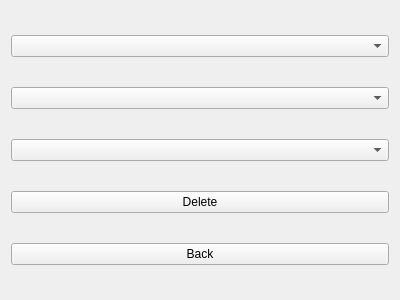
Before: the Qt Designer form Views/deletesoldierview.ui in MehmetHY/MilitaryOutpostManagement-Qt5, drawn with Qt 5.
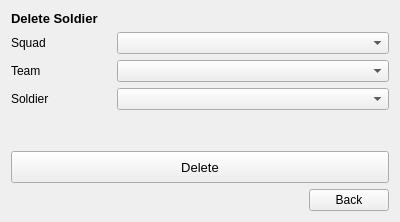
After: the same form once the commit is applied.

Commit message: rearranged delete soldier ui

What changed in the file:
```diff
--- a/Views/deletesoldierview.ui
+++ b/Views/deletesoldierview.ui
@@ -7,36 +7,178 @@
     <x>0</x>
     <y>0</y>
     <width>400</width>
-    <height>300</height>
+    <height>222</height>
    </rect>
   </property>
   <property name="windowTitle">
    <string>Form</string>
   </property>
   <layout class="QGridLayout" name="gridLayout">
-   <item row="0" column="0">
-    <widget class="QComboBox" name="squadComboBox"/>
+   <item row="1" column="0" colspan="3">
+    <layout class="QHBoxLayout" name="horizontalLayout_3">
+     <item>
+      <widget class="QLabel" name="label">
+       <property name="minimumSize">
+        <size>
+         <width>100</width>
+         <height>0</height>
+        </size>
+       </property>
+       <property name="text">
+        <string>Squad</string>
+       </property>
+      </widget>
+     </item>
+     <item>
+      <widget class="QComboBox" name="squadComboBox">
+       <property name="sizePolicy">
+        <sizepolicy hsizetype="Expanding" vsizetype="Fixed">
+         <horstretch>0</horstretch>
+         <verstretch>0</verstretch>
+        </sizepolicy>
+       </property>
+      </widget>
+     </item>
+    </layout>
    </item>
-   <item row="2" column="0">
-    <widget class="QComboBox" name="soldierComboBox"/>
+   <item row="3" column="0" rowspan="2" colspan="3">
+    <layout class="QHBoxLayout" name="horizontalLayout">
+     <item>
+      <widget class="QLabel" name="label_3">
+       <property name="minimumSize">
+        <size>
+         <width>100</width>
+         <height>0</height>
+        </size>
+       </property>
+       <property name="text">
+        <string>Soldier</string>
+       </property>
+      </widget>
+     </item>
+     <item>
+      <widget class="QComboBox" name="soldierComboBox">
+       <property name="sizePolicy">
+        <sizepolicy hsizetype="Expanding" vsizetype="Fixed">
+         <horstretch>0</horstretch>
+         <verstretch>0</verstretch>
+        </sizepolicy>
+       </property>
+      </widget>
+     </item>
+    </layout>
    </item>
-   <item row="1" column="0">
-    <widget class="QComboBox" name="teamComboBox"/>
+   <item row="2" column="0" colspan="3">
+    <layout class="QHBoxLayout" name="horizontalLayout_2">
+     <item>
+      <widget class="QLabel" name="label_2">
+       <property name="minimumSize">
+        <size>
+         <width>100</width>
+         <height>0</height>
+        </size>
+       </property>
+       <property name="text">
+        <string>Team</string>
+       </property>
+      </widget>
+     </item>
+     <item>
+      <widget class="QComboBox" name="teamComboBox">
+       <property name="sizePolicy">
+        <sizepolicy hsizetype="Expanding" vsizetype="Fixed">
+         <horstretch>0</horstretch>
+         <verstretch>0</verstretch>
+        </sizepolicy>
+       </property>
+      </widget>
+     </item>
+    </layout>
    </item>
-   <item row="3" column="0">
+   <item row="7" column="2">
+    <layout class="QHBoxLayout" name="horizontalLayout_4">
+     <item>
+      <spacer name="horizontalSpacer">
+       <property name="orientation">
+        <enum>Qt::Horizontal</enum>
+       </property>
+       <property name="sizeHint" stdset="0">
+        <size>
+         <width>40</width>
+         <height>20</height>
+        </size>
+       </property>
+      </spacer>
+     </item>
+     <item>
+      <widget class="QPushButton" name="backButton">
+       <property name="cursor">
+        <cursorShape>PointingHandCursor</cursorShape>
+       </property>
+       <property name="text">
+        <string>Back</string>
+       </property>
+      </widget>
+     </item>
+    </layout>
+   </item>
+   <item row="6" column="0" colspan="3">
     <widget class="QPushButton" name="deleteButton">
+     <property name="minimumSize">
+      <size>
+       <width>0</width>
+       <height>32</height>
+      </size>
+     </property>
+     <property name="font">
+      <font>
+       <pointsize>10</pointsize>
+      </font>
+     </property>
+     <property name="cursor">
+      <cursorShape>PointingHandCursor</cursorShape>
+     </property>
      <property name="text">
       <string>Delete</string>
      </property>
     </widget>
    </item>
-   <item row="4" column="0">
-    <widget class="QPushButton" name="backButton">
+   <item row="0" column="0" colspan="3">
+    <widget class="QLabel" name="label_7">
+     <property name="sizePolicy">
+      <sizepolicy hsizetype="Preferred" vsizetype="Fixed">
+       <horstretch>0</horstretch>
+       <verstretch>0</verstretch>
+      </sizepolicy>
+     </property>
+     <property name="font">
+      <font>
+       <pointsize>10</pointsize>
+       <weight>75</weight>
+       <bold>true</bold>
+      </font>
+     </property>
      <property name="text">
-      <string>Back</string>
+      <string>Delete Soldier</string>
+     </property>
+     <property name="alignment">
+      <set>Qt::AlignLeading|Qt::AlignLeft|Qt::AlignVCenter</set>
      </property>
     </widget>
    </item>
+   <item row="5" column="0">
+    <spacer name="verticalSpacer">
+     <property name="orientation">
+      <enum>Qt::Vertical</enum>
+     </property>
+     <property name="sizeHint" stdset="0">
+      <size>
+       <width>20</width>
+       <height>101</height>
+      </size>
+     </property>
+    </spacer>
+   </item>
   </layout>
  </widget>
  <resources/>
```
